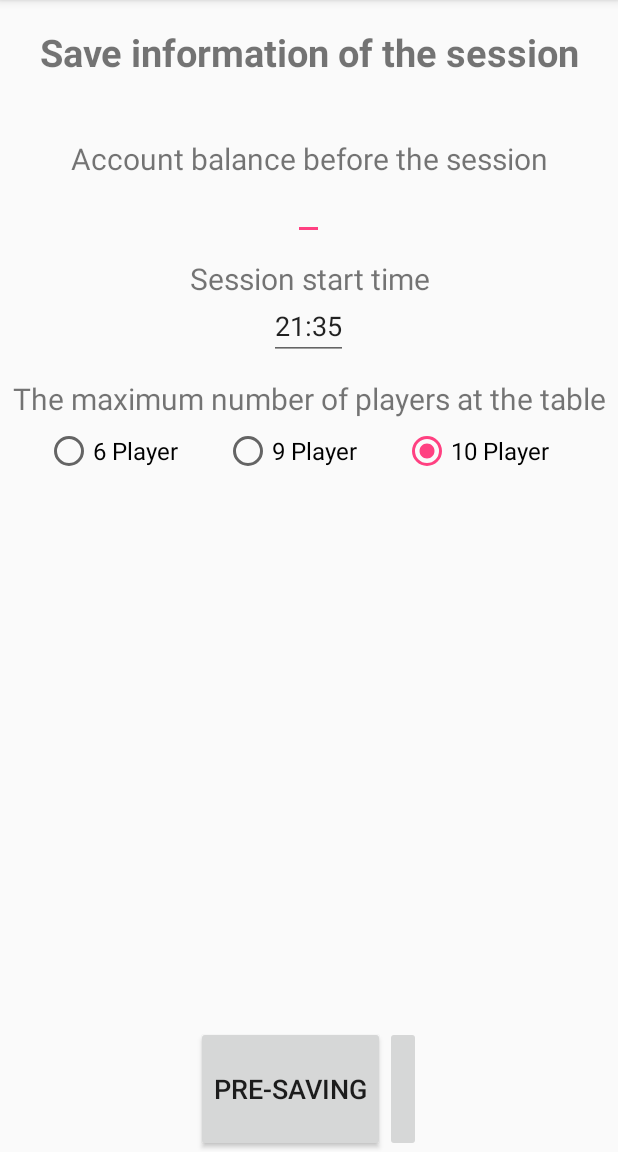
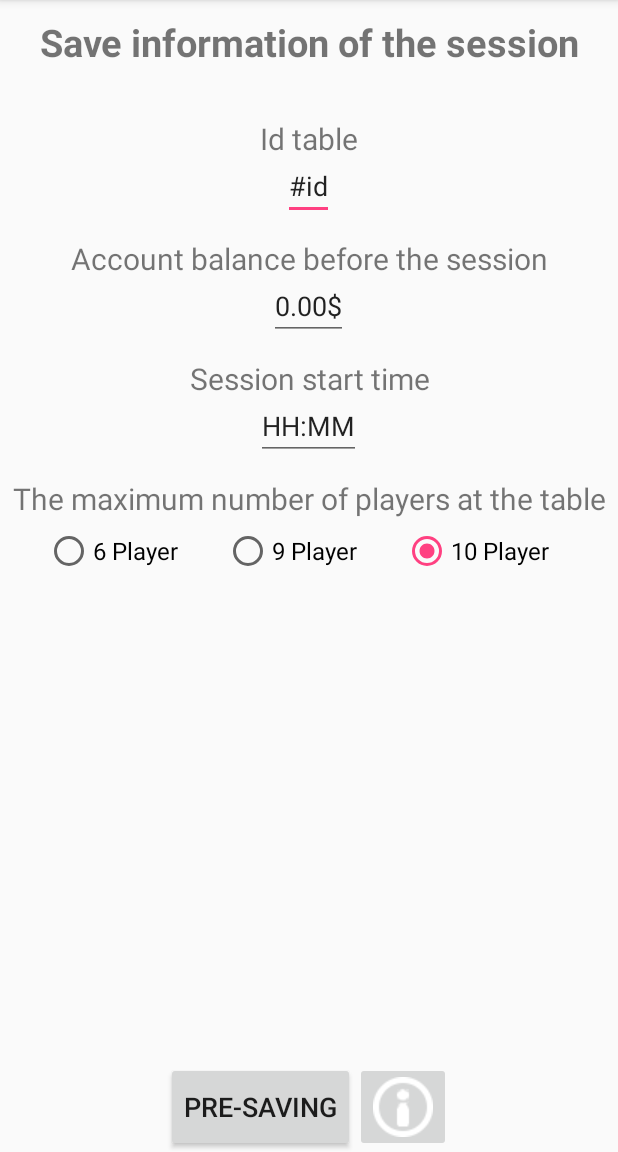
Before and after one commit to SebastianJavaGame/Poker-statistic, an Android app: the SaveData screen opened directly, with no data from a screen before it, after a tap on "PRE-SAVING", on a phone screen of 412 x 824 dp, the part 84-1236 px from its top. Run offline under Robolectric (Android 15) with nearby library versions, the phone set to English and light mode, and no system bars; 3 other taps on this screen came first.

Commit message:
Saving tables to preference

```diff
--- a/app/src/main/java/com/sebastian/scislak/pokerstatistics/Activities/SaveData.java
+++ b/app/src/main/java/com/sebastian/scislak/pokerstatistics/Activities/SaveData.java
@@ -1,13 +1,20 @@
 package com.sebastian.scislak.pokerstatistics.Activities;
 
+import android.app.Dialog;
+import android.app.DialogFragment;
+import android.app.TimePickerDialog;
+import android.content.Context;
 import android.os.Bundle;
 import android.support.v7.app.AppCompatActivity;
 import android.text.Editable;
 import android.text.TextWatcher;
 import android.view.View;
 import android.widget.EditText;
+import android.widget.TimePicker;
+import android.widget.Toast;
 
 import com.sebastian.scislak.pokerstatistics.R;
+import com.sebastian.scislak.pokerstatistics.ScriptsClass.SharedPreferenceManager;
 
 /**
  * Created by User on 2018-01-21.
@@ -17,6 +24,10 @@ public class SaveData extends AppCompatActivity{
     private float accountBalance;
     private int countMinutes;
     private int seatAtTheTable;
+    private String idTable;
+
+    private int hours;
+    private int minute;
 
     private EditText accountBalanceEdit;
     private EditText timeEdit;
@@ -38,31 +49,36 @@ public class SaveData extends AppCompatActivity{
                 if (!hasFocus) {
                     accountBalance = Float.valueOf(accountBalanceEdit.getText().toString());
                     accountBalanceEdit.setText(accountBalance + "$");
-                }else{
-                    if(accountBalance != 0f)
-                        accountBalanceEdit.setText(String.valueOf(accountBalance));
-                    else
-                        accountBalanceEdit.setText("");
-                }
+                }else
+                    accountBalanceEdit.setText("");
             }
         });
 
-        timeEdit.addTextChangedListener(new TextWatcher() {
+        timeEdit.setOnClickListener(new View.OnClickListener() {
             @Override
-            public void beforeTextChanged(CharSequence charSequence, int i, int i1, int i2) {
-
-            }
-
-            @Override
-            public void onTextChanged(CharSequence charSequence, int i, int i1, int i2) {}
-
-            @Override
-            public void afterTextChanged(Editable editable) {
-                if(editable.length() == 2) //TODO add boolean when be separator
-                    timeEdit.setText(timeEdit.getText() + ":");
+            public void onClick(View view) {
+                showDialog(0);
             }
         });
     }
+
+    @Override
+    protected Dialog onCreateDialog(int id) {
+        if(id == 0)
+            return new TimePickerDialog(SaveData.this, timePickerListener, hours, minute, true);
+        return null;
+    }
+
+    protected TimePickerDialog.OnTimeSetListener timePickerListener = new TimePickerDialog.OnTimeSetListener(){
+        @Override
+        public void onTimeSet(TimePicker timePicker, int i, int i1) {
+            hours = i;
+            minute = i1;
+            countMinutes = hours *60 + minute;
+            timeEdit.setText(hours + ":" + minute);
+            Toast.makeText(SaveData.this, "Last the session: " + countMinutes, Toast.LENGTH_SHORT).show();
+        }
+    };
 
     public void CountPlayers(View view) {
         switch (view.getId()){
@@ -84,5 +100,7 @@ public class SaveData extends AppCompatActivity{
     }
 
     public void PreSaving(View view) {
+        SharedPreferenceManager preferenceManager = new SharedPreferenceManager(SaveData.this);
+        preferenceManager.AddTable(idTable, accountBalance, countMinutes, seatAtTheTable);
     }
 }
--- a/app/src/main/java/com/sebastian/scislak/pokerstatistics/ScriptsClass/SharedPreferenceManager.java
+++ b/app/src/main/java/com/sebastian/scislak/pokerstatistics/ScriptsClass/SharedPreferenceManager.java
@@ -2,6 +2,9 @@ package com.sebastian.scislak.pokerstatistics.ScriptsClass;
 
 import android.content.Context;
 import android.content.SharedPreferences;
+import android.widget.Toast;
+
+import java.util.HashMap;
 
 /**
  * Created by User on 2018-01-23.
@@ -10,31 +13,61 @@ import android.content.SharedPreferences;
 public class SharedPreferenceManager{
     private static final String PREF = "PREF";
     private static final String ITERATOR = "ITERATOR";
+    public static final String ID_TABLE = "ID_TABLE";
     public static final String ACCOUNT_NAME = "ACCOUNT";
     public static final String TIME_NAME = "TIME";
     public static final String SEAT_NAME = "SEAT";
+    private static int MAX_COUNT_OPENED_TABLES = 10;
 
     private static int iterator;
 
     private SharedPreferences mainPref;
+    private Context context;
 
     public SharedPreferenceManager(Context context){
+        this.context = context;
         mainPref = context.getSharedPreferences(PREF, 0);
         iterator = mainPref.getInt(ITERATOR, 0);
     }
 
-    public void AddTable(float balanceAccount, int timeForMinutes, int countSeat){
-        mainPref.edit().putFloat(iterator + ACCOUNT_NAME, balanceAccount);
-        mainPref.edit().putInt(iterator + TIME_NAME, timeForMinutes);
-        mainPref.edit().putInt(iterator + SEAT_NAME, countSeat);
-        mainPref.edit().apply();
+    public void AddTable(String idTable, float balanceAccount, int timeForMinutes, int countSeat){
+        if(iterator < MAX_COUNT_OPENED_TABLES
+                ) {
+            mainPref.edit().putString(iterator + ID_TABLE, "#ID:" + idTable);
+            mainPref.edit().putFloat(iterator + ACCOUNT_NAME, balanceAccount);
+            mainPref.edit().putInt(iterator + TIME_NAME, timeForMinutes);
+            mainPref.edit().putInt(iterator + SEAT_NAME, countSeat);
+            mainPref.edit().apply();
+
+            do {
+                iterator++;
+            } while (!mainPref.getString(iterator + ID_TABLE, "").equals(""));
+        }else
+            Toast.makeText(context, "Dicrease count opened the tables", Toast.LENGTH_SHORT).show();
+    }
+
+    public String getTableId(int idIterator){
+        return mainPref.getString(idIterator + ID_TABLE, null);
+    }
+
+    public float getAccountBalance(String idIterator){
+        return mainPref.getFloat(idIterator + ACCOUNT_NAME, 0f);
+    }
+
+    public int getTimeSession(String idIterator){
+        return  mainPref.getInt(idIterator + TIME_NAME, 0);
+    }
+
+    public int getCountSeat(int idIterator){
+        return  mainPref.getInt(idIterator + SEAT_NAME, 0);
     }
 
     public void ClearPref(){
         mainPref.edit().clear().apply();
+        iterator = 0;
     }
 
-    public int getIterator(){
+    public static int getIterator(){
         return iterator;
     }
 }
--- a/app/src/main/res/layout/activity_save_data.xml
+++ b/app/src/main/res/layout/activity_save_data.xml
@@ -5,7 +5,7 @@
     android:layout_height="match_parent"
     tools:context="com.sebastian.scislak.pokerstatistics.Activities.SaveData"
     android:orientation="vertical"
-    android:weightSum="12">
+    android:weightSum="15">
 
     <TextView
         android:layout_width="match_parent"
@@ -21,12 +21,29 @@
         android:layout_height="wrap_content"
         android:paddingTop="10dp"
         android:paddingBottom="10dp"
-        android:layout_weight="10">
+        android:layout_weight="14">
 
         <LinearLayout
             android:layout_width="match_parent"
             android:layout_height="wrap_content"
             android:orientation="vertical">
+
+            <TextView
+                android:layout_width="match_parent"
+                android:layout_height="wrap_content"
+                android:text="@string/activity_save_id_table"
+                android:textSize="20dp"
+                android:gravity="center"
+                android:paddingTop="12dp"/>
+
+            <EditText
+                android:id="@+id/id_table"
+                android:layout_width="wrap_content"
+                android:layout_height="wrap_content"
+                android:paddingTop="5dp"
+                android:layout_gravity="center"
+                android:text="#id"
+                android:inputType="number"/>
 
             <TextView
                 android:layout_width="match_parent"
@@ -42,7 +59,8 @@
                 android:layout_height="wrap_content"
                 android:paddingTop="5dp"
                 android:layout_gravity="center"
-                android:text="80.00$"/>
+                android:text="0.00$"
+                android:inputType="numberDecimal"/>
 
             <TextView
                 android:layout_width="match_parent"
@@ -58,7 +76,8 @@
                 android:layout_height="wrap_content"
                 android:paddingTop="5dp"
                 android:layout_gravity="center"
-                android:text="21:35"/>
+                android:text="HH:MM"
+                android:inputType="datetime"/>
 
             <TextView
                 android:layout_width="match_parent"
@@ -126,7 +145,7 @@
             android:layout_width="wrap_content"
             android:layout_height="match_parent"
             android:layout_gravity="right"
-            android:text="Info"
+            android:src="@drawable/info"
             android:onClick="PreSavingInfo" />
     </LinearLayout>
 </LinearLayout>
--- a/app/src/main/res/values/strings.xml
+++ b/app/src/main/res/values/strings.xml
@@ -6,6 +6,7 @@
     <string name="menu_fourth_option">Exit</string>
     <string name="header_activity_save_data">Save information of the session</string>
     <string name="button_activity_save_data">Pre-saving</string>
+    <string name="activity_save_id_table">Id table</string>
     <string name="activity_save_data_option_0">Account balance before the session</string>
     <string name="activity_save_data_option_1">Session start time</string>
     <string name="activity_save_data_option_2">The maximum number of players at the table</string>
```
Also changed, not shown: app/src/main/res/drawable/info.png (added).
